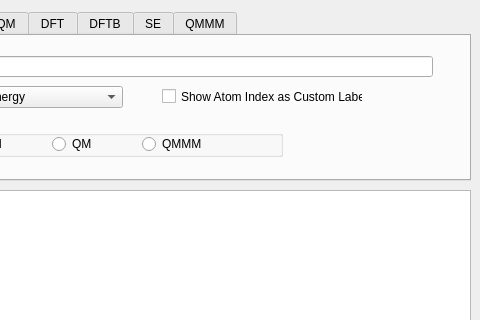
Qt form cp2k/cp2kinputdialog.ui (brhr-iwao/libavogadro1cp2k) before a commit; both pictures show x 140 to 620 and y 0 to 320 of the 620 by 406 pixel window.
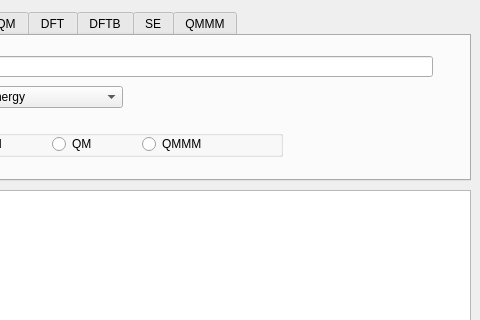
The same form after that commit.

Diff of the .ui file:
```diff
--- a/cp2k/cp2kinputdialog.ui
+++ b/cp2k/cp2kinputdialog.ui
@@ -192,19 +192,6 @@
       </property>
      </widget>
     </widget>
-    <widget class="QCheckBox" name="showAtomUidCheck">
-     <property name="geometry">
-      <rect>
-       <x>280</x>
-       <y>50</y>
-       <width>201</width>
-       <height>21</height>
-      </rect>
-     </property>
-     <property name="text">
-      <string>Show Atom Index as Custom Label</string>
-     </property>
-    </widget>
    </widget>
    <widget class="QWidget" name="mmTab">
     <property name="toolTip">
```
